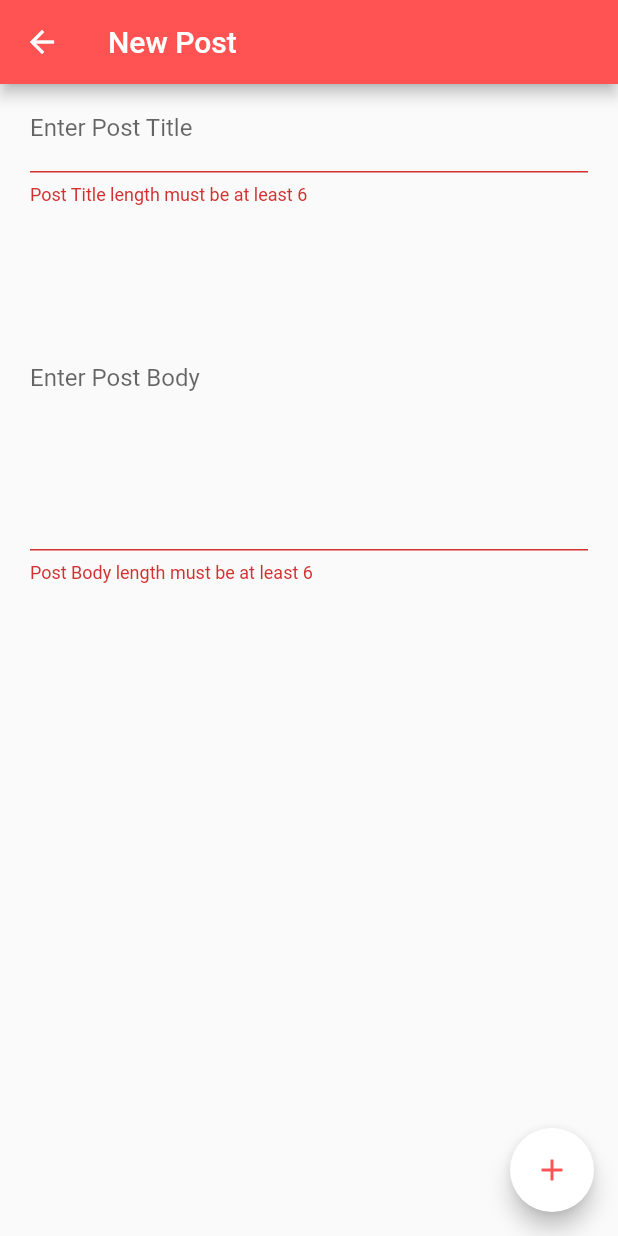
After one commit to serkutyuksel/kafesapp, a Flutter app: the NewPost screen opened directly, after a tap on the "add" icon, on a phone screen of 412 x 824 dp. The commit adds this screen. Run offline on Flutter 3.47's test engine with Material 2 defaults, Android fonts, the phone set to English and light mode, and no system bars; our stand-ins replace cloud_firestore, firebase_auth, firebase_core; accounts and stored records are empty; statements that could not run were skipped.

Commit message:
Gönderi oluşturmak için new_post.dart eklendi.

```diff
--- a/kafes_app/lib/Screens/home_page.dart
+++ b/kafes_app/lib/Screens/home_page.dart
@@ -27,6 +27,7 @@ class HomePage extends StatelessWidget {
         backgroundColor: Colors.redAccent,
       ),
       body: NestedScrollView(
+
           headerSliverBuilder: (BuildContext context, innerBoxIsScrolled){
             return[
               SliverAppBar(
--- /dev/null
+++ b/kafes_app/lib/Screens/new_post.dart
@@ -0,0 +1,96 @@
+import 'package:flutter/material.dart';
+import 'package:cloud_firestore/cloud_firestore.dart';
+
+
+
+class NewPost extends StatefulWidget {
+
+  @override
+  _NewPostState createState() => _NewPostState();
+}
+
+class _NewPostState extends State<NewPost> {
+
+  final _formKey = GlobalKey<FormState>();
+  var postTitle = '';
+  var postBody = '';
+
+  void submitPost() async {
+    final isValid = _formKey.currentState.validate();
+    FocusScope.of(context).unfocus();
+    if (isValid) {
+      _formKey.currentState.save();
+      FirebaseFirestore.instance.collection('post').doc().set(
+          {'postTitle': postTitle, 'postBody': postBody}).whenComplete(() =>
+          Navigator.of(context).pushNamed('/home'));
+    }
+  }
+
+
+
+
+
+  @override
+  Widget build(BuildContext context) {
+
+    return Scaffold(
+      appBar: AppBar(
+        title: Text("New Post"),
+        backgroundColor: Colors.redAccent,
+      ),
+      body: Form(
+        key: _formKey,
+        child: Column(
+          children: [
+            Container(
+              margin: EdgeInsets.symmetric(horizontal: 20.0,),
+              child: TextFormField(
+                style: TextStyle(color: Colors.red),
+                key: ValueKey('postTitle'),
+                validator: (value) {
+                  if(value.isEmpty || value.length < 6 ) {
+                    return 'Post Title length must be at least 6';
+                  }
+                  return null;
+                },
+                onSaved: (value){
+                  postTitle = value;
+                },
+                decoration: InputDecoration(
+                    labelText: 'Enter Post Title'
+                ),
+              ),
+            ),
+            Container(
+              margin: EdgeInsets.symmetric(horizontal: 20.0,),
+              child: TextFormField(
+                maxLines: 10,
+                style: TextStyle(color: Colors.red),
+                key: ValueKey('postBody'),
+                validator: (value) {
+                  if(value.isEmpty || value.length < 6 ) {
+                    return 'Post Body length must be at least 6';
+                  }
+                  return null;
+                },
+                onSaved: (value){
+                  postBody = value;
+                },
+                decoration: InputDecoration(
+                    labelText: 'Enter Post Body'
+                ),
+              ),
+            ),
+          ],
+        ),
+      ),
+      floatingActionButton: FloatingActionButton(onPressed: (){
+        submitPost();
+      },
+        child: Icon(Icons.add, color: Colors.redAccent,),
+        backgroundColor: Colors.white,
+        tooltip: "Post It",
+      ),
+    );
+  }
+}
```
